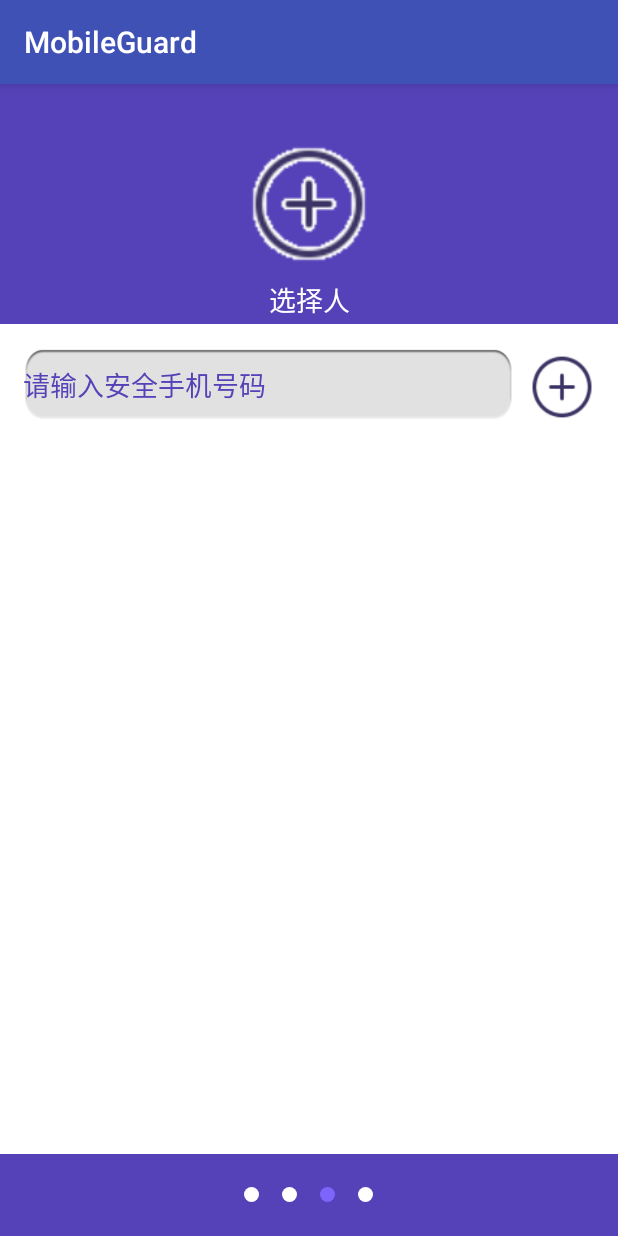
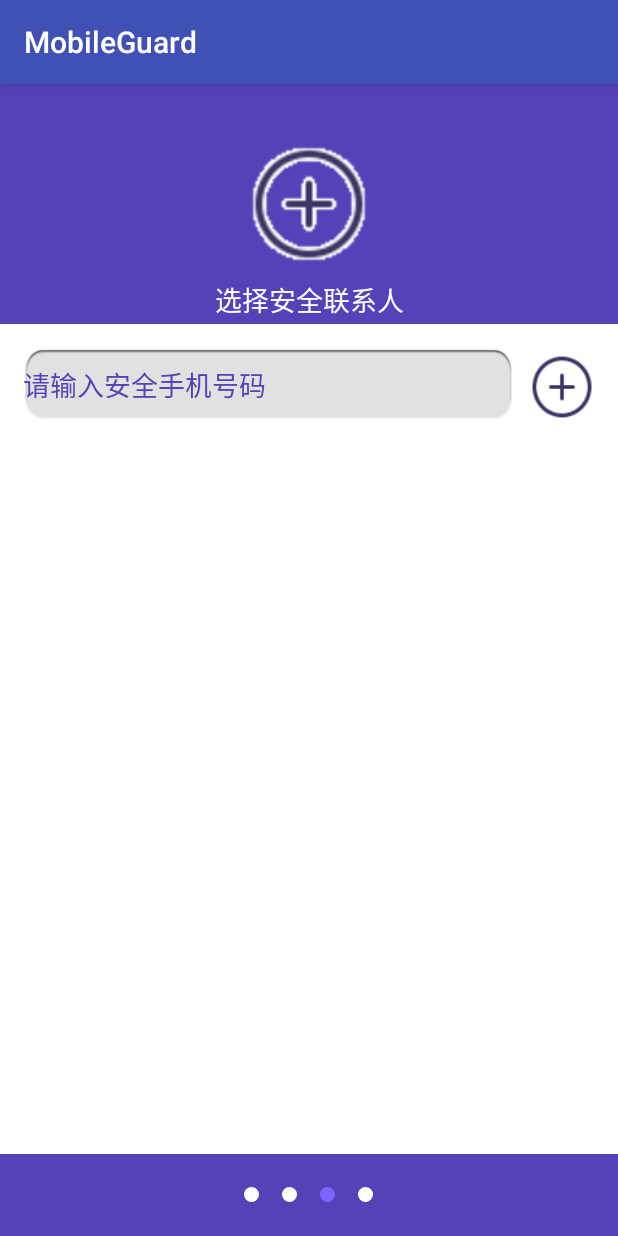
Before and after one commit to Vincen11/MobileGuard10, an Android app: the Setup3Activity screen opened directly, with no data from a screen before it, on a phone screen of 412 x 824 dp. Run offline under Robolectric (Android 15) with nearby library versions, the phone set to English and light mode, and no system bars.

Commit message:
防盗10.15 9

```diff
--- a/app/src/main/res/layout/activity_setup_3.xml
+++ b/app/src/main/res/layout/activity_setup_3.xml
@@ -26,7 +26,7 @@
                 android:layout_marginTop="10dp"
                 android:gravity="center"
                 android:textColor="@android:color/white"
-                android:text="选择人"
+                android:text="选择安全联系人"
                 android:textSize="18sp"/>
         </RelativeLayout>
 
```
